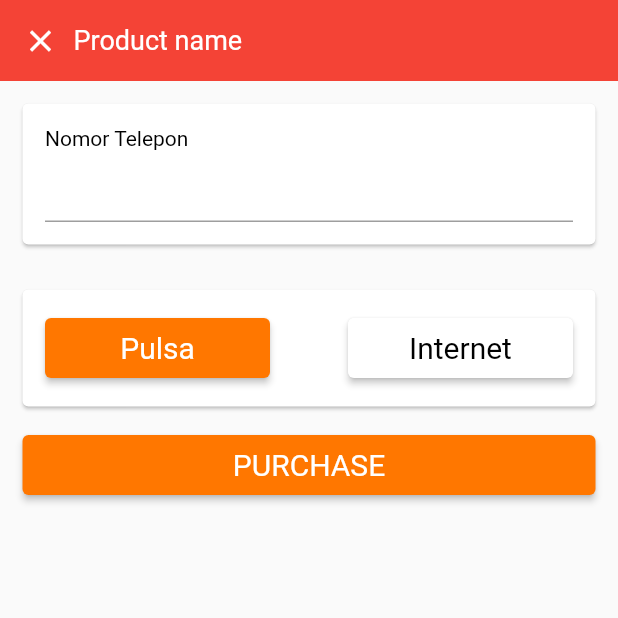
After one commit to naries/firas_flutter_project, a Flutter app: the Product screen opened by its route, on a phone screen of 412 x 824 dp, the top half of it. The commit adds this screen. Run offline on Flutter 3.47's test engine with Material 2 defaults, Android fonts, the light colour scheme and no system bars; our stand-ins replace get, skeletons; network calls fail; statements that could not run were skipped.

Commit message:
feat: product page & pin page

```diff
--- a/lib/view/home/views/product/productview.dart
+++ b/lib/view/home/views/product/productview.dart
@@ -34,7 +34,8 @@ class ProductView extends GetView<ProductController> {
               itemBuilder: (BuildContext context, int index) {
                 return GestureDetector(
                   onTap: () {
-                    Get.toNamed('product');
+                    var productName = products[index].name!;
+                    Get.toNamed('/product?title=$productName');
                   },
                   child: Column(
                     children: [
--- a/lib/view/onboard/onboardview.dart
+++ b/lib/view/onboard/onboardview.dart
@@ -1,6 +1,9 @@
 import 'package:firas_project/core/bindings/products.dart';
 import 'package:firas_project/view/history/historyview.dart';
 import 'package:firas_project/view/home/homeview.dart';
+import 'package:firas_project/view/home/views/product/productview.dart';
+import 'package:firas_project/view/pin/pinview.dart';
+import 'package:firas_project/view/product/productview.dart';
 import 'package:firas_project/view/unknown_page_route/unkown_page_view.dart';
 import 'package:flutter/material.dart';
 import 'package:get/get.dart';
@@ -24,11 +27,21 @@ class OnboardView extends StatelessWidget {
           binding: ProductBinding(),
         ),
         GetPage(
-            name: '/history',
-            page: () => const History(),
-            transition: Transition.downToUp
-            // binding: ProductBinding(),
-            )
+          name: '/history',
+          page: () => const History(),
+          transition: Transition.downToUp,
+          // binding: ProductBinding(),
+        ),
+        GetPage(
+          name: '/product',
+          page: () => const Product(),
+          transition: Transition.rightToLeft,
+        ),
+        GetPage(
+          name: '/pin',
+          page: () => const PinView(),
+          transition: Transition.rightToLeft,
+        ),
       ],
     );
   }
--- /dev/null
+++ b/lib/view/product/productview.dart
@@ -0,0 +1,89 @@
+import 'package:firas_project/misc/widgets/app_text.dart';
+import 'package:firas_project/view/widgets/button.dart';
+import 'package:firas_project/view/widgets/tob_bar.dart';
+import 'package:flutter/material.dart';
+import 'package:get/get.dart';
+
+class Product extends StatelessWidget {
+  const Product({Key? key}) : super(key: key);
+
+  @override
+  Widget build(BuildContext context) {
+    final GlobalKey<FormState> _formKey = GlobalKey<FormState>();
+    var title = Get.parameters['title'] ?? "Product name";
+
+    var choice = 'pulsa'.obs;
+
+    return Scaffold(
+      body: SafeArea(
+        child: Column(
+          children: [
+            TopBar(
+              title: title,
+            ),
+            Card(
+              margin: const EdgeInsets.all(15),
+              key: _formKey,
+              child: Padding(
+                padding: const EdgeInsets.all(15.0),
+                child: Form(
+                  child: Column(
+                    crossAxisAlignment: CrossAxisAlignment.start,
+                    children: [
+                      const AppText(
+                        text: 'Nomor Telepon',
+                      ),
+                      TextFormField(
+                        keyboardType: TextInputType.phone,
+                        decoration: const InputDecoration(),
+                        validator: (String? value) {
+                          if (value == null || value.isEmpty) {
+                            return 'Please enter some text';
+                          }
+                          return null;
+                        },
+                      ),
+                    ],
+                  ),
+                ),
+              ),
+            ),
+            Card(
+              margin: const EdgeInsets.all(15.0),
+              child: Padding(
+                padding: const EdgeInsets.all(15.0),
+                child: Row(
+                  mainAxisAlignment: MainAxisAlignment.spaceBetween,
+                  children: [
+                    AppButton(
+                      'Pulsa',
+                      func: () {
+                        choice.value = "pulsa";
+                      },
+                      comparison: choice.value == 'pulsa',
+                    ),
+                    AppButton(
+                      'Internet',
+                      func: () {
+                        choice.value = "internet";
+                      },
+                      comparison: choice.value == 'internet',
+                    ),
+                  ],
+                ),
+              ),
+            ),
+            AppButton(
+              'PURCHASE',
+              func: () {
+                Get.toNamed('pin');
+              },
+              comparison: true,
+              width: Get.width - 30,
+            ),
+          ],
+        ),
+      ),
+    );
+  }
+}
--- /dev/null
+++ b/lib/view/widgets/button.dart
@@ -0,0 +1,30 @@
+import 'package:firas_project/misc/app_colors.dart';
+import 'package:flutter/material.dart';
+
+class AppButton extends StatelessWidget {
+  final String text;
+  final VoidCallback? func;
+  final bool? comparison;
+  final double? width;
+  const AppButton(this.text,
+      {this.func, this.comparison = false, this.width = 150, Key? key})
+      : super(key: key);
+
+  @override
+  Widget build(BuildContext context) {
+    return ElevatedButton(
+      onPressed: func,
+      style: ElevatedButton.styleFrom(
+        primary: comparison! ? AppColors.secondaryAppColor : Colors.white,
+        textStyle: const TextStyle(fontSize: 20),
+        minimumSize: Size(width as double, 40),
+      ),
+      child: Text(
+        text,
+        style: TextStyle(
+          color: comparison! ? Colors.white : Colors.black,
+        ),
+      ),
+    );
+  }
+}
--- /dev/null
+++ b/lib/view/widgets/tob_bar.dart
@@ -0,0 +1,39 @@
+import 'package:firas_project/misc/app_colors.dart';
+import 'package:firas_project/misc/widgets/app_text.dart';
+import 'package:flutter/material.dart';
+import 'package:get/get.dart';
+
+class TopBar extends StatelessWidget {
+  final String title;
+
+  const TopBar({required this.title, Key? key}) : super(key: key);
+
+  @override
+  Widget build(BuildContext context) {
+    return Container(
+      padding: const EdgeInsets.all(15),
+      decoration: BoxDecoration(color: AppColors.mainAppColor),
+      child: Row(
+        children: [
+          GestureDetector(
+            onTap: () {
+              Get.back();
+            },
+            child: const Icon(
+              Icons.close,
+              color: Colors.white,
+            ),
+          ),
+          const SizedBox(
+            width: 10,
+          ),
+          AppText(
+            text: title,
+            color: Colors.white,
+            size: 18,
+          ),
+        ],
+      ),
+    );
+  }
+}
```
Also changed, not shown: lib/view/history/historyview.dart (+4 -25 lines), lib/view/pin/pinview.dart (added, +57 -0 lines).
